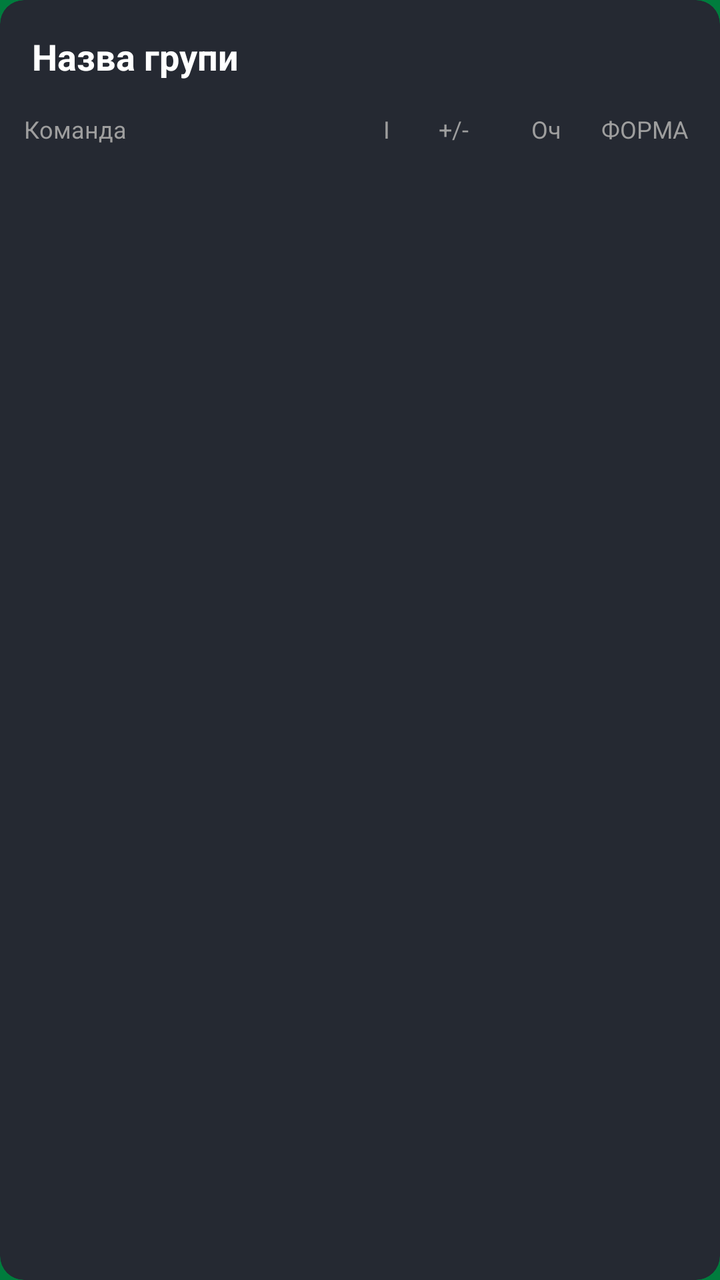
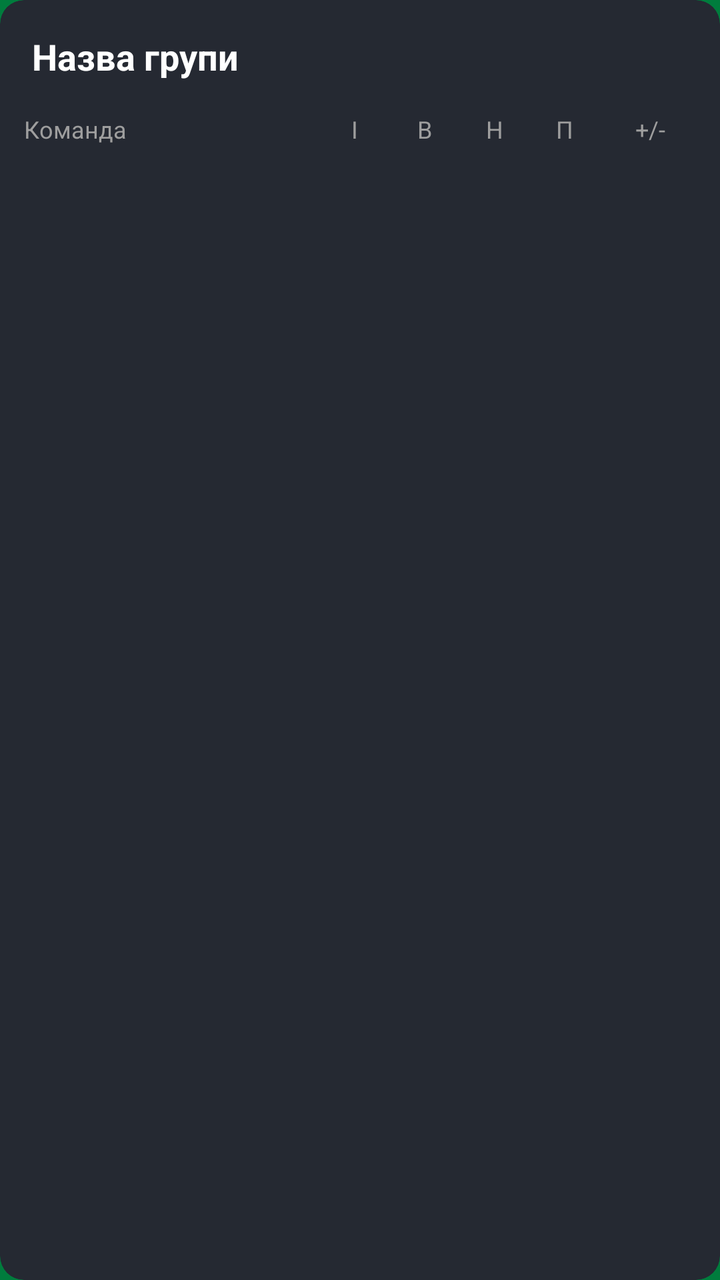

Before-and-after screenshots of an Android layout around one commit, followed by the original layout XML and the change that was made.
<!-- AndroidManifest.xml: application theme Theme.MAFFootball -->
<!-- res/layout/item_group_card.xml -->
<?xml version="1.0" encoding="utf-8"?>
<androidx.cardview.widget.CardView xmlns:android="http://schemas.android.com/apk/res/android"
    xmlns:app="http://schemas.android.com/apk/res-auto"
    android:layout_width="match_parent"
    android:layout_height="wrap_content"
    android:layout_marginBottom="16dp"
    app:cardBackgroundColor="#252932"
    app:cardCornerRadius="12dp"
    app:cardElevation="0dp">

    <LinearLayout
        android:layout_width="match_parent"
        android:layout_height="wrap_content"
        android:orientation="vertical"
        android:paddingBottom="8dp">

        <TextView
            android:id="@+id/tvGroupTitle"
            android:layout_width="match_parent"
            android:layout_height="wrap_content"
            android:padding="16dp"
            android:text="Назва групи"
            android:textColor="#FFFFFF"
            android:textSize="18sp"
            android:textStyle="bold" />

        <LinearLayout
            android:layout_width="match_parent"
            android:layout_height="wrap_content"
            android:orientation="horizontal"
            android:paddingStart="12dp"
            android:paddingEnd="12dp"
            android:paddingBottom="8dp"
            android:weightSum="10">

            <TextView
                android:layout_width="0dp"
                android:layout_height="wrap_content"
                android:layout_weight="5.0"
                android:text="Команда"
                android:textColor="#9E9E9E"
                android:textSize="12sp" />

            <TextView
                android:layout_width="0dp"
                android:layout_height="wrap_content"
                android:layout_weight="0.8"
                android:gravity="center"
                android:text="І"
                android:textColor="#9E9E9E"
                android:textSize="12sp" />

            <TextView
                android:layout_width="0dp"
                android:layout_height="wrap_content"
                android:layout_weight="1.2"
                android:gravity="center"
                android:text="+/-"
                android:textColor="#9E9E9E"
                android:textSize="12sp" />

            <TextView
                android:layout_width="0dp"
                android:layout_height="wrap_content"
                android:layout_weight="1.0"
                android:gravity="end"
                android:text="Оч"
                android:textColor="#9E9E9E"
                android:textSize="12sp" />
            
             <TextView
                android:layout_width="0dp"
                android:layout_height="wrap_content"
                android:layout_weight="2.0"
                android:gravity="end"
                android:text="ФОРМА"
                android:paddingEnd="4dp"
                android:textColor="#9E9E9E"
                android:textSize="12sp" />
        </LinearLayout>

        <androidx.recyclerview.widget.RecyclerView
            android:id="@+id/rvInnerTeams"
            android:layout_width="match_parent"
            android:layout_height="wrap_content"
            android:nestedScrollingEnabled="false"
            android:overScrollMode="never" />

    </LinearLayout>
</androidx.cardview.widget.CardView>
<!-- resources referenced by this layout -->
<resources>
  <style name="Theme.MAFFootball" parent="Theme.MaterialComponents.DayNight.NoActionBar">
          <item name="colorPrimary">#007c3d</item>
          <item name="colorPrimaryVariant">#004d26</item>
          <item name="colorOnPrimary">@android:color/white</item>
          
          <item name="colorSecondary">#007c3d</item>
          <item name="colorOnSecondary">@android:color/white</item>
  
          <item name="android:statusBarColor">#007c3d</item>
          <item name="android:windowBackground">#007c3d</item>
      </style>
</resources>

<!-- the commit's change to res/layout/item_group_card.xml (unified diff, before → after) -->
@@ -27,64 +27,119 @@
         <LinearLayout
             android:layout_width="match_parent"
             android:layout_height="wrap_content"
-            android:orientation="horizontal"
-            android:paddingStart="12dp"
-            android:paddingEnd="12dp"
-            android:paddingBottom="8dp"
-            android:weightSum="10">
+            android:orientation="horizontal">
 
-            <TextView
-                android:layout_width="0dp"
+            <LinearLayout
+                android:layout_width="wrap_content"
                 android:layout_height="wrap_content"
-                android:layout_weight="5.0"
-                android:text="Команда"
-                android:textColor="#9E9E9E"
-                android:textSize="12sp" />
+                android:orientation="vertical">
 
-            <TextView
-                android:layout_width="0dp"
+                <LinearLayout
+                    android:layout_width="160dp" 
+                    android:layout_height="wrap_content"
+                    android:orientation="horizontal"
+                    android:paddingStart="12dp"
+                    android:paddingBottom="8dp">
+                    
+                    <TextView
+                        android:layout_width="match_parent"
+                        android:layout_height="wrap_content"
+                        android:text="Команда"
+                        android:textColor="#9E9E9E"
+                        android:textSize="12sp" />
+                </LinearLayout>
+
+                <androidx.recyclerview.widget.RecyclerView
+                    android:id="@+id/rvStandingLeft"
+                    android:layout_width="160dp"
+                    android:layout_height="wrap_content"
+                    android:nestedScrollingEnabled="false"
+                    android:overScrollMode="never" />
+            </LinearLayout>
+
+            <HorizontalScrollView
+                android:layout_width="match_parent"
                 android:layout_height="wrap_content"
-                android:layout_weight="0.8"
-                android:gravity="center"
-                android:text="І"
-                android:textColor="#9E9E9E"
-                android:textSize="12sp" />
+                android:scrollbars="none">
 
-            <TextView
-                android:layout_width="0dp"
-                android:layout_height="wrap_content"
-                android:layout_weight="1.2"
-                android:gravity="center"
-                android:text="+/-"
-                android:textColor="#9E9E9E"
-                android:textSize="12sp" />
+                <LinearLayout
+                    android:layout_width="wrap_content"
+                    android:layout_height="wrap_content"
+                    android:orientation="vertical">
 
-            <TextView
-                android:layout_width="0dp"
-                android:layout_height="wrap_content"
-                android:layout_weight="1.0"
-                android:gravity="end"
-                android:text="Оч"
-                android:textColor="#9E9E9E"
-                android:textSize="12sp" />
-            
-             <TextView
-                android:layout_width="0dp"
-                android:layout_height="wrap_content"
-                android:layout_weight="2.0"
-                android:gravity="end"
-                android:text="ФОРМА"
-                android:paddingEnd="4dp"
-                android:textColor="#9E9E9E"
-                android:textSize="12sp" />
+                    <LinearLayout
+                        android:layout_width="wrap_content"
+                        android:layout_height="wrap_content"
+                        android:orientation="horizontal"
+                        android:paddingBottom="8dp">
+
+                        <TextView
+                            android:layout_width="35dp"
+                            android:layout_height="wrap_content"
+                            android:gravity="center"
+                            android:text="І"
+                            android:textColor="#9E9E9E"
+                            android:textSize="12sp" />
+
+                        <TextView
+                            android:layout_width="35dp"
+                            android:layout_height="wrap_content"
+                            android:gravity="center"
+                            android:text="В"
+                            android:textColor="#9E9E9E"
+                            android:textSize="12sp" />
+
+                        <TextView
+                            android:layout_width="35dp"
+                            android:layout_height="wrap_content"
+                            android:gravity="center"
+                            android:text="Н"
+                            android:textColor="#9E9E9E"
+                            android:textSize="12sp" />
+
+                        <TextView
+                            android:layout_width="35dp"
+                            android:layout_height="wrap_content"
+                            android:gravity="center"
+                            android:text="П"
+                            android:textColor="#9E9E9E"
+                            android:textSize="12sp" />
+
+                        <TextView
+                            android:layout_width="50dp"
+                            android:layout_height="wrap_content"
+                            android:gravity="center"
+                            android:text="+/-"
+                            android:textColor="#9E9E9E"
+                            android:textSize="12sp" />
+
+                        <TextView
+                            android:layout_width="40dp"
+                            android:layout_height="wrap_content"
+                            android:gravity="center"
+                            android:text="Оч"
+                            android:textColor="#9E9E9E"
+                            android:textSize="12sp"
+                            android:textStyle="bold" />
+
+                        <TextView
+                            android:layout_width="110dp"
+                            android:layout_height="wrap_content"
+                            android:gravity="center"
+                            android:text="ФОРМА"
+                            android:textColor="#9E9E9E"
+                            android:textSize="12sp" />
+                    </LinearLayout>
+
+                    <androidx.recyclerview.widget.RecyclerView
+                        android:id="@+id/rvStandingRight"
+                        android:layout_width="wrap_content"
+                        android:layout_height="wrap_content"
+                        android:nestedScrollingEnabled="false"
+                        android:overScrollMode="never" />
+                </LinearLayout>
+            </HorizontalScrollView>
         </LinearLayout>
-
-        <androidx.recyclerview.widget.RecyclerView
-            android:id="@+id/rvInnerTeams"
-            android:layout_width="match_parent"
-            android:layout_height="wrap_content"
-            android:nestedScrollingEnabled="false"
-            android:overScrollMode="never" />
 
     </LinearLayout>
 </androidx.cardview.widget.CardView>
